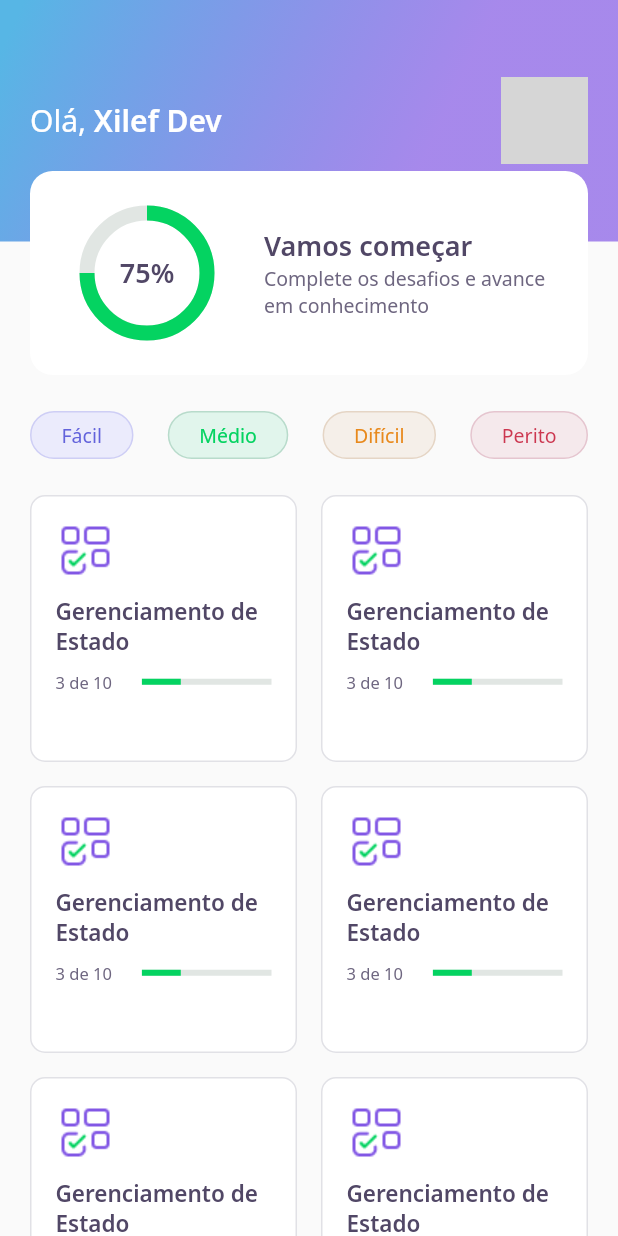
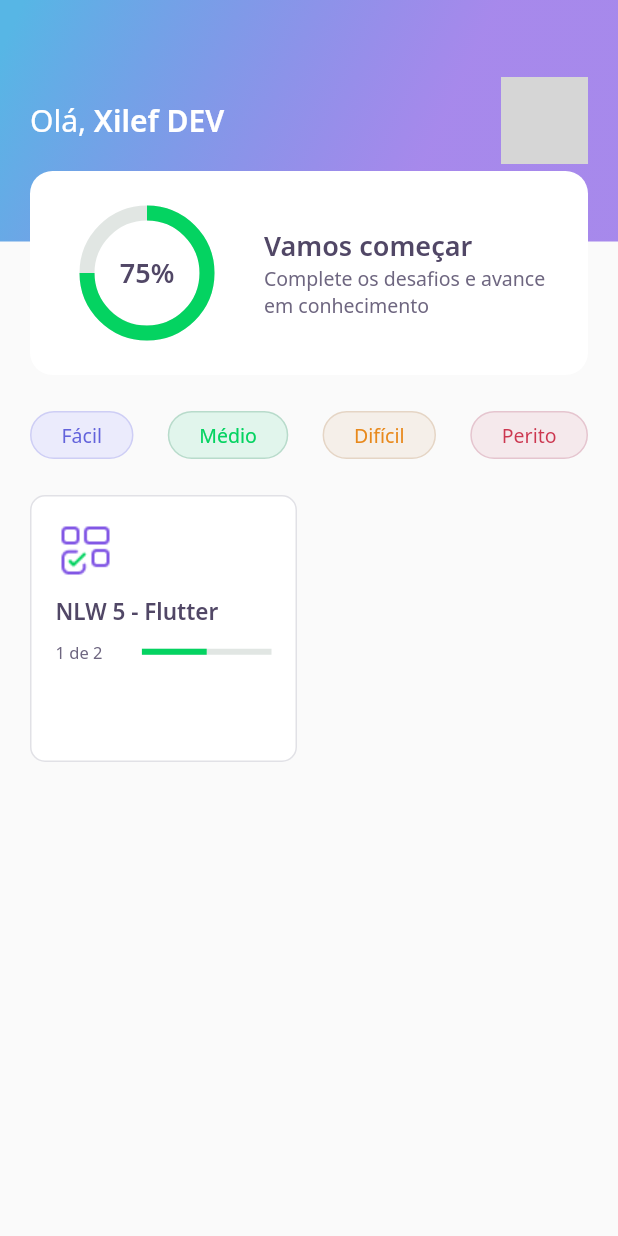
Before and after one commit to Felix-xilef/next-level-week-5-Flutter, a Flutter app: the HomePage screen opened directly, on a phone screen of 412 x 824 dp. Run offline on Flutter 3.47's test engine with Material 2 defaults, Android fonts, the phone set to English and light mode, and no system bars; our stand-ins replace google_fonts; accounts and stored records are empty; network calls fail; grey boxes are pictures that could not be loaded.

Commit message:
Aula 3
Conteúdo da aula 3 - dia 21/04/2021

```diff
--- /dev/null
+++ b/devquiz/assets/database/quizzes.json
@@ -0,0 +1,46 @@
+[
+    {
+        "title": "NLW 5 - Flutter",
+        "image": "blocks",
+        "questionsAnswered": 1,
+        "level": "facil",
+        "questions": [
+            {
+                "title": "Está curtindo o Flutter?",
+                "answers": [
+                    {
+                        "title": "Estou curtindo"
+                    },
+                    {
+                        "title": "Amando Flutter",
+                        "isRight": true
+                    },
+                    {
+                        "title": "Muito Top"
+                    },
+                    {
+                        "title": "Show de bola!"
+                    }
+                ]
+            },
+            {
+                "title": "Está curtindo o Flutter?",
+                "answers": [
+                    {
+                        "title": "Estou curtindo"
+                    },
+                    {
+                        "title": "Amando Flutter",
+                        "isRight": true
+                    },
+                    {
+                        "title": "Muito Top"
+                    },
+                    {
+                        "title": "Show de bola!"
+                    }
+                ]
+            }
+        ]
+    }
+]
--- /dev/null
+++ b/devquiz/assets/database/user.json
@@ -0,0 +1,5 @@
+{
+    "name": "Xilef DEV",
+    "score": 75,
+    "photoUrl": "https://avatars.githubusercontent.com/u/62768869?s=400&u=bcabc4304a39856cd5ba689167e20ed3b402ccde&v=4"
+}
--- a/devquiz/lib/challenge/widget/question_indicator/question_indicator.dart
+++ b/devquiz/lib/challenge/widget/question_indicator/question_indicator.dart
@@ -29,7 +29,7 @@ class QuestionIndicatorWidget extends StatelessWidget {
             height: 16,
           ),
           ProgressIndicatorWidget(
-            value: 0.7,
+            value: 0.4,
           ),
         ],
       ),
--- a/devquiz/lib/challenge/widget/quiz/quiz_widget.dart
+++ b/devquiz/lib/challenge/widget/quiz/quiz_widget.dart
@@ -25,6 +25,7 @@ class QuizWidget extends StatelessWidget {
           ),
           AnswerWidget(
             title: "Possibilita a criação de aplicativos compilados nativamente",
+            isSelected: true,
           ),
           AnswerWidget(
             title: "Possibilita a criação de aplicativos compilados nativamente",
--- a/devquiz/lib/core/app_widget.dart
+++ b/devquiz/lib/core/app_widget.dart
@@ -1,6 +1,4 @@
-import 'package:devquiz/challenge/challenge_page.dart';
-// import 'package:devquiz/home/home_page.dart';
-// import 'package:devquiz/splash/splash_page.dart';
+import 'package:devquiz/home/home_page.dart';
 import 'package:flutter/material.dart';
 
 class AppWidget extends StatelessWidget {
@@ -8,7 +6,7 @@ class AppWidget extends StatelessWidget {
   Widget build(BuildContext context) {
     return MaterialApp(
       title: "DevQuiz",
-      home: ChallengePage(),
+      home: HomePage(),
     );
   }
 }
--- /dev/null
+++ b/devquiz/lib/home/home_controller.dart
@@ -0,0 +1,28 @@
+import 'package:devquiz/home/home_repository.dart';
+import 'package:devquiz/home/home_state.dart';
+import 'package:devquiz/shared/models/quiz_model.dart';
+import 'package:devquiz/shared/models/user_model.dart';
+import 'package:flutter/cupertino.dart';
+
+class HomeController {
+  final stateNotifier = ValueNotifier<HomeState>(HomeState.empty);
+  set state(HomeState state) => stateNotifier.value = state;
+  HomeState get state => stateNotifier.value;
+
+  UserModel? user;
+  List<QuizModel>? quizzes;
+
+  final repository = HomeRepository();
+
+  void getUser() async{
+    state = HomeState.loading;
+    user = await repository.getUser();
+    state = HomeState.success;
+  }
+
+  void getQuizzes() async{
+    state = HomeState.loading;
+    quizzes = await repository.getQuizzes();
+    state = HomeState.success;
+  }
+}
--- a/devquiz/lib/home/home_page.dart
+++ b/devquiz/lib/home/home_page.dart
@@ -1,6 +1,13 @@
-import 'package:devquiz/home/widgets/appbar/app_bar_widget.dart';
-import 'package:devquiz/home/widgets/level_button/level_button_widget.dart';
-import 'package:devquiz/home/widgets/quiz_card/quiz_card_widget.dart';
+// Import relativo
+import 'package:devquiz/core/core.dart';
+import 'package:devquiz/home/home_state.dart';
+
+import 'home_controller.dart';
+import 'widgets/appbar/app_bar_widget.dart';
+import 'widgets/level_button/level_button_widget.dart';
+import 'widgets/quiz_card/quiz_card_widget.dart';
+
+// Import completo
 import 'package:flutter/material.dart';
 
 class HomePage extends StatefulWidget {
@@ -11,10 +18,23 @@ class HomePage extends StatefulWidget {
 }
 
 class _HomePageState extends State<HomePage> {
+  final controller = HomeController();
+
+  @override
+  void initState() {
+    super.initState();
+    controller.getUser();
+    controller.getQuizzes();
+    controller.stateNotifier.addListener(() {
+      setState(() {});
+    });
+  }
+
   @override
   Widget build(BuildContext context) {
+    if (controller.state == HomeState.success) {
       return Scaffold(
-      appBar: AppBarWidget(),
+        appBar: AppBarWidget(user: controller.user!,),
         body: Padding(
           padding: const EdgeInsets.symmetric(horizontal: 20),
           child: Column(
@@ -40,19 +60,25 @@ class _HomePageState extends State<HomePage> {
                   mainAxisSpacing: 16,
                   crossAxisCount: 2,
                   padding: EdgeInsets.only(bottom: 24),
-                children: [
-                  QuizCardWidget(),
-                  QuizCardWidget(),
-                  QuizCardWidget(),
-                  QuizCardWidget(),
-                  QuizCardWidget(),
-                  QuizCardWidget(),
+                  children: controller.quizzes!.map((e) => QuizCardWidget(
+                    title: e.title,
+                    completed: '${e.questionsAnswered} de ${e.questions.length}',
+                    percentage: e.questionsAnswered/e.questions.length,
+                  )).toList(),
+                ),
+              ),
             ],
           ),
-            )
-          ],
+        ),
+      );
+    } else {
+      return Scaffold(
+        body: Center(
+          child: CircularProgressIndicator(
+            valueColor: AlwaysStoppedAnimation<Color>(AppColors.darkGreen),
           ),
         ),
       );
     }
   }
+}
--- /dev/null
+++ b/devquiz/lib/home/home_state.dart
@@ -0,0 +1,3 @@
+enum HomeState {
+  success, loading, error, empty
+}
--- a/devquiz/lib/home/widgets/appbar/app_bar_widget.dart
+++ b/devquiz/lib/home/widgets/appbar/app_bar_widget.dart
@@ -1,10 +1,13 @@
 import 'package:devquiz/core/app_gradients.dart';
 import 'package:devquiz/core/app_text_styles.dart';
 import 'package:devquiz/home/widgets/score_card/score_card_widget.dart';
+import 'package:devquiz/shared/models/user_model.dart';
 import 'package:flutter/material.dart';
 
 class AppBarWidget extends PreferredSize {
-	AppBarWidget() : super(
+  final UserModel user;
+
+	AppBarWidget({ required this.user }) : super(
 		preferredSize: Size.fromHeight(250),
 		child: Container(
 			height: 250,
@@ -26,7 +29,7 @@ class AppBarWidget extends PreferredSize {
 										style: AppTextStyles.title,
 										children: [
 											TextSpan(
-												text: "Xilef Dev",
+												text: user.name,
 												style: AppTextStyles.titleBold,
 											),
 										],
@@ -38,7 +41,7 @@ class AppBarWidget extends PreferredSize {
 									decoration: BoxDecoration(
 										borderRadius: BorderRadius.circular(10),
 										image: DecorationImage(
-											image: NetworkImage("https://avatars.githubusercontent.com/u/62768869?s=400&u=bcabc4304a39856cd5ba689167e20ed3b402ccde&v=4"),
+											image: NetworkImage(user.photoUrl),
 										),
 									),
 								),
--- a/devquiz/lib/home/widgets/quiz_card/quiz_card_widget.dart
+++ b/devquiz/lib/home/widgets/quiz_card/quiz_card_widget.dart
@@ -1,10 +1,22 @@
+import 'package:flutter/material.dart';
+
 import 'package:devquiz/core/app_colors.dart';
 import 'package:devquiz/core/app_images.dart';
 import 'package:devquiz/core/app_text_styles.dart';
 import 'package:devquiz/shared/widgets/progress_indicator/progress_indicator_widget.dart';
-import 'package:flutter/material.dart';
 
 class QuizCardWidget extends StatelessWidget {
+  final String title;
+  final String completed;
+  final double percentage;
+
+  const QuizCardWidget({
+    Key? key,
+    required this.title,
+    required this.completed,
+    required this.percentage,
+  }) : super(key: key);
+
   @override
   Widget build(BuildContext context) {
     return Container(
@@ -30,7 +42,7 @@ class QuizCardWidget extends StatelessWidget {
             height: 10,
           ),
           Text(
-            "Gerenciamento de Estado",
+            title,
             style: AppTextStyles.heading15,
           ),
           SizedBox(
@@ -41,14 +53,14 @@ class QuizCardWidget extends StatelessWidget {
               Expanded(
                 flex: 2,
                 child: Text(
-                  "3 de 10",
+                  completed,
                   style: AppTextStyles.body11,
                 ),
               ),
               Expanded(
                 flex: 3,
                 child: ProgressIndicatorWidget(
-                  value: 0.3,
+                  value: percentage,
                 ),
               )
             ],
--- /dev/null
+++ b/devquiz/lib/shared/models/quiz_model.dart
@@ -0,0 +1,63 @@
+import 'dart:convert';
+
+import 'package:devquiz/shared/models/question_model.dart';
+
+enum Level{ facil, medio, dificil, perito }
+
+extension LevelStringExt on String {
+  Level get parse => {
+    "facil" : Level.facil,
+    "medio" : Level.medio,
+    "dificil" : Level.dificil,
+    "perito" : Level.perito,
+  }[this]!;
+}
+
+extension LevelExt on Level {
+  String get parse => {
+    Level.facil : "facil",
+    Level.medio : "medio",
+    Level.dificil : "dificil",
+    Level.perito : "perito",
+  }[this]!;
+}
+
+class QuizModel {
+  final String title;
+  final List<QuestionModel> questions;
+  final int questionsAnswered;
+  final String image;
+  final Level level;
+
+  QuizModel({
+    required this.title,
+    required this.questions,
+    this.questionsAnswered = 0,
+    required this.image,
+    required this.level,
+  });
+
+  Map<String, dynamic> toMap() {
+    return {
+      'title': title,
+      'questions': questions.map((x) => x.toMap()).toList(),
+      'questionsAnswered': questionsAnswered,
+      'image': image,
+      'level': level.parse,
+    };
+  }
+
+  factory QuizModel.fromMap(Map<String, dynamic> map) {
+    return QuizModel(
+      title: map['title'],
+      questions: List<QuestionModel>.from(map['questions']?.map((x) => QuestionModel.fromMap(x))),
+      questionsAnswered: map['questionsAnswered'],
+      image: map['image'],
+      level: map['level'].toString().parse,
+    );
+  }
+
+  String toJson() => json.encode(toMap());
+
+  factory QuizModel.fromJson(String source) => QuizModel.fromMap(json.decode(source));
+}
--- /dev/null
+++ b/devquiz/lib/shared/models/user_model.dart
@@ -0,0 +1,33 @@
+import 'dart:convert';
+
+class UserModel {
+  final String name;
+  final String photoUrl;
+  final int score;
+
+  UserModel({
+    required this.name,
+    required this.photoUrl,
+    this.score = 0,
+  });
+
+  Map<String, dynamic> toMap() {
+    return {
+      'name': name,
+      'photoUrl': photoUrl,
+      'score': score,
+    };
+  }
+
+  factory UserModel.fromMap(Map<String, dynamic> map) {
+    return UserModel(
+      name: map['name'],
+      photoUrl: map['photoUrl'],
+      score: map['score'],
+    );
+  }
+
+  String toJson() => json.encode(toMap());
+
+  factory UserModel.fromJson(String source) => UserModel.fromMap(json.decode(source));
+}
--- a/devquiz/pubspec.yaml
+++ b/devquiz/pubspec.yaml
@@ -18,5 +18,6 @@ dev_dependencies:
 flutter:
   assets:
     - assets/images/
+    - assets/database/
 
   uses-material-design: true
```
Also changed, not shown: devquiz/lib/home/home_repository.dart (added, +20 -0 lines), devquiz/lib/shared/models/answer_model.dart (added, +29 -0 lines), devquiz/lib/shared/models/question_model.dart (added, +31 -0 lines). Lines whose indentation alone changed are shown as unchanged.
